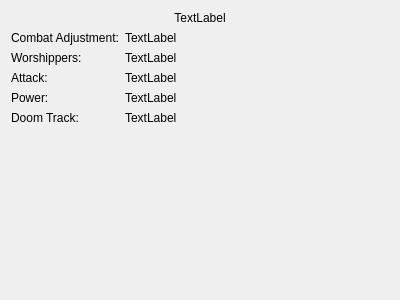
First picture: the form in arkhorclient/gui/ancientonewidget.ui, repository kingnak/arkhor, before the edit.
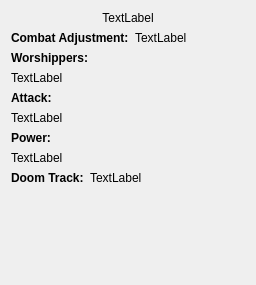
Second picture: the form after the edit.

Diff of the .ui file:
```diff
--- a/arkhorclient/gui/ancientonewidget.ui
+++ b/arkhorclient/gui/ancientonewidget.ui
@@ -6,14 +6,14 @@
    <rect>
     <x>0</x>
     <y>0</y>
-    <width>400</width>
-    <height>300</height>
+    <width>256</width>
+    <height>285</height>
    </rect>
   </property>
   <property name="windowTitle">
    <string>Form</string>
   </property>
-  <layout class="QVBoxLayout" name="verticalLayout" stretch="0,1">
+  <layout class="QVBoxLayout" name="verticalLayout">
    <item>
     <widget class="QLabel" name="lblName">
      <property name="text">
@@ -25,32 +25,43 @@
     </widget>
    </item>
    <item>
-    <layout class="QFormLayout" name="formLayout">
-     <property name="fieldGrowthPolicy">
-      <enum>QFormLayout::AllNonFixedFieldsGrow</enum>
-     </property>
-     <item row="0" column="0">
+    <layout class="QHBoxLayout" name="horizontalLayout_2" stretch="0,1">
+     <item>
       <widget class="QLabel" name="label">
+       <property name="font">
+        <font>
+         <weight>75</weight>
+         <bold>true</bold>
+        </font>
+       </property>
        <property name="text">
         <string>Combat Adjustment:</string>
        </property>
       </widget>
      </item>
-     <item row="0" column="1">
+     <item>
       <widget class="QLabel" name="lblCombatAdjustment">
        <property name="text">
         <string>TextLabel</string>
        </property>
       </widget>
      </item>
-     <item row="1" column="0">
+    </layout>
+   </item>
+   <item>
       <widget class="QLabel" name="label_2">
+     <property name="font">
+      <font>
+       <weight>75</weight>
+       <bold>true</bold>
+      </font>
+     </property>
        <property name="text">
         <string>Worshippers:</string>
        </property>
       </widget>
      </item>
-     <item row="1" column="1">
+   <item>
       <widget class="QLabel" name="lblWorshippers">
        <property name="text">
         <string>TextLabel</string>
@@ -60,14 +71,20 @@
        </property>
       </widget>
      </item>
-     <item row="2" column="0">
+   <item>
       <widget class="QLabel" name="label_3">
+     <property name="font">
+      <font>
+       <weight>75</weight>
+       <bold>true</bold>
+      </font>
+     </property>
        <property name="text">
         <string>Attack:</string>
        </property>
       </widget>
      </item>
-     <item row="2" column="1">
+   <item>
       <widget class="QLabel" name="lblAttack">
        <property name="text">
         <string>TextLabel</string>
@@ -77,14 +94,20 @@
        </property>
       </widget>
      </item>
-     <item row="3" column="0">
+   <item>
       <widget class="QLabel" name="label_4">
+     <property name="font">
+      <font>
+       <weight>75</weight>
+       <bold>true</bold>
+      </font>
+     </property>
        <property name="text">
         <string>Power:</string>
        </property>
       </widget>
      </item>
-     <item row="3" column="1">
+   <item>
       <widget class="QLabel" name="lblPower">
        <property name="text">
         <string>TextLabel</string>
@@ -94,14 +117,22 @@
        </property>
       </widget>
      </item>
-     <item row="4" column="0">
+   <item>
+    <layout class="QHBoxLayout" name="horizontalLayout" stretch="0,1">
+     <item>
       <widget class="QLabel" name="label_5">
+       <property name="font">
+        <font>
+         <weight>75</weight>
+         <bold>true</bold>
+        </font>
+       </property>
        <property name="text">
         <string>Doom Track:</string>
        </property>
       </widget>
      </item>
-     <item row="4" column="1">
+     <item>
       <widget class="QLabel" name="lblDoomTrack">
        <property name="text">
         <string>TextLabel</string>
@@ -110,6 +141,19 @@
      </item>
     </layout>
    </item>
+   <item>
+    <spacer name="verticalSpacer">
+     <property name="orientation">
+      <enum>Qt::Vertical</enum>
+     </property>
+     <property name="sizeHint" stdset="0">
+      <size>
+       <width>20</width>
+       <height>40</height>
+      </size>
+     </property>
+    </spacer>
+   </item>
   </layout>
  </widget>
  <resources/>
```
Lines whose indentation alone changed are shown as unchanged.
